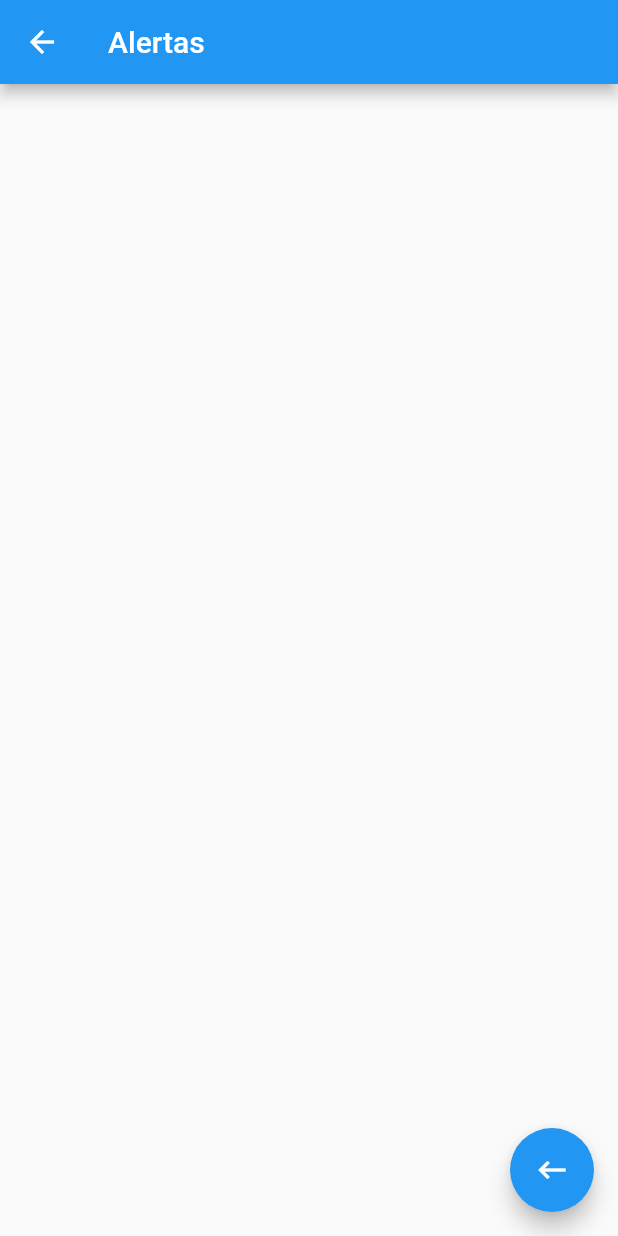
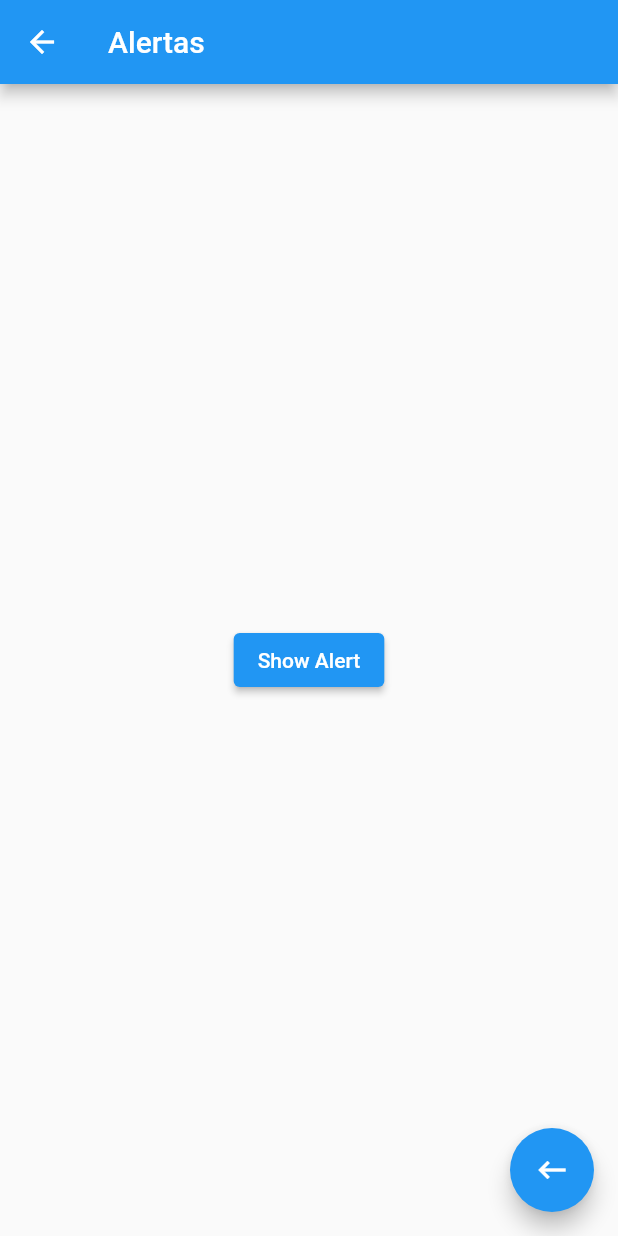
Before and after one commit to armandosalazar/components, a Flutter app: the AlertPage screen opened by its route, on a phone screen of 412 x 824 dp. Run offline on Flutter 3.47's test engine with Material 2 defaults, Android fonts, the phone set to English and light mode, and no system bars.

Commit message:
Add ElevatedButton to AlertPage

```diff
--- a/lib/src/pages/alert_page.dart
+++ b/lib/src/pages/alert_page.dart
@@ -9,6 +9,18 @@ class AlertPage extends StatelessWidget {
       appBar: AppBar(
         title: Text('Alertas'),
       ),
+      body: Center(
+        // child: RaisedButton(
+        //   onPressed: () {},
+        //   child: Text('Enter'),
+        // ),
+        // RaisedButton ya no funciona
+        // https://docs.flutter.dev/release/breaking-changes/buttons
+        child: ElevatedButton(
+          onPressed: () {},
+          child: Text('Show Alert'),
+        ),
+      ),
       floatingActionButton: FloatingActionButton(
         onPressed: () {
           Navigator.pop(context);
```
